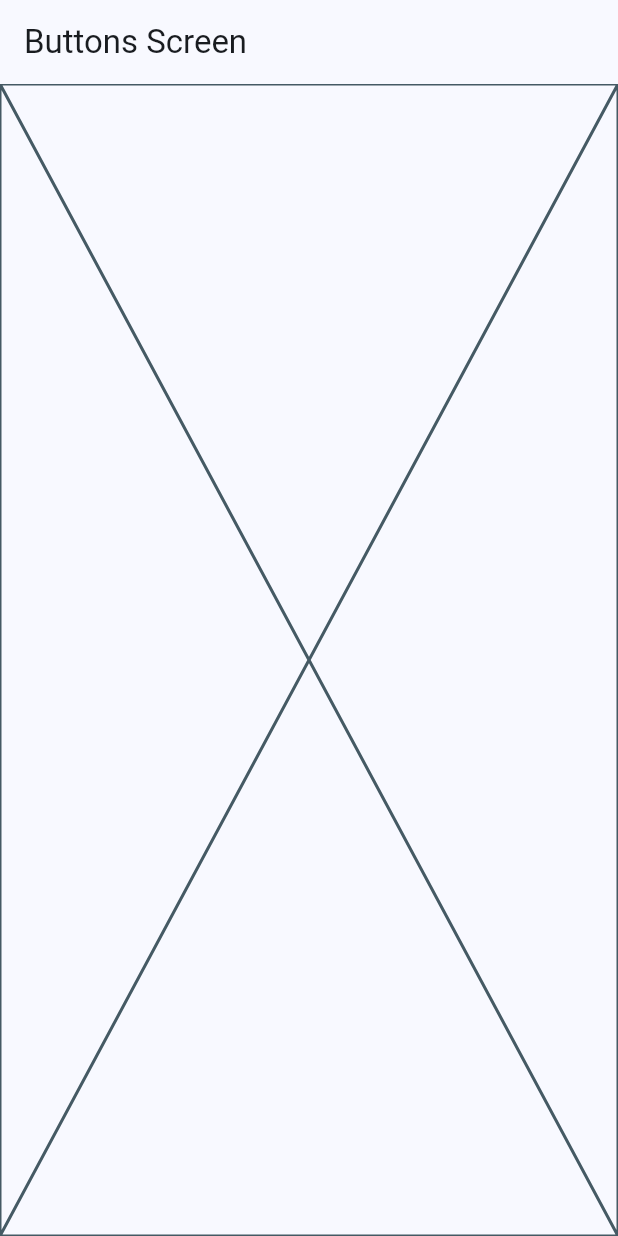
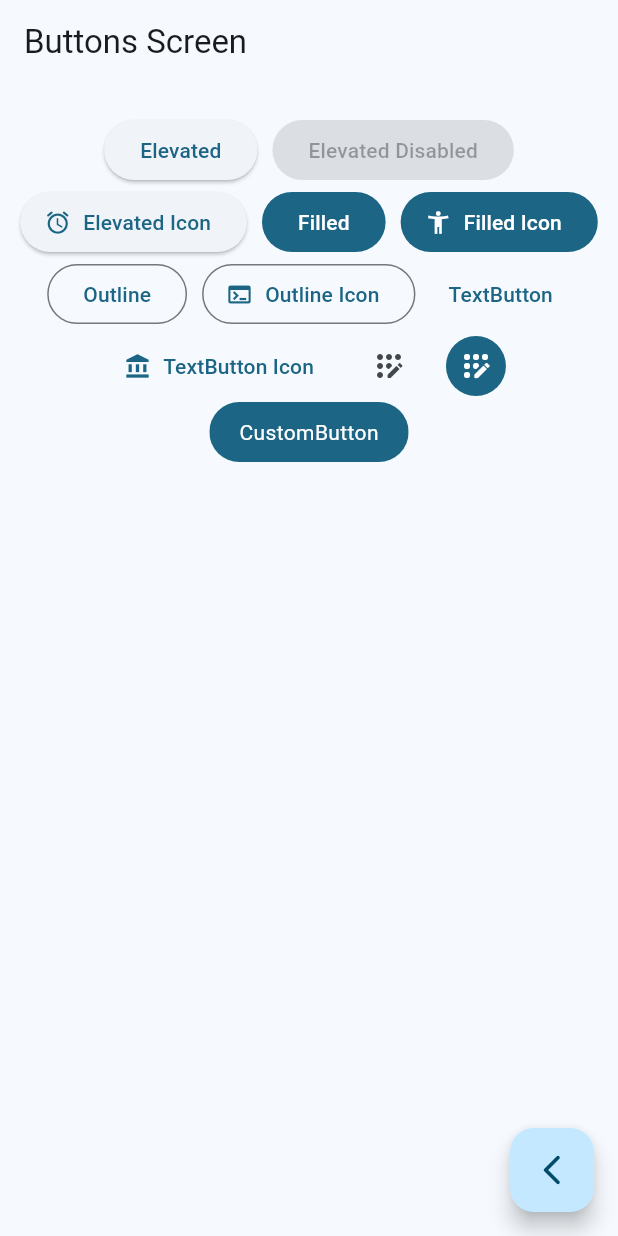
Before and after one commit to JosanFM/Personal_Widgets_Catalogue, a Flutter app: the ButtonsScreen screen opened by its route, on a phone screen of 412 x 824 dp. Run offline on Flutter 3.47's test engine with Material 3 defaults, Android fonts, the phone set to English and light mode, and no system bars; our stand-ins replace go_router.

Commit message:
Button screen finished

```diff
--- a/lib/config/theme/app_theme.dart
+++ b/lib/config/theme/app_theme.dart
@@ -1,7 +1,7 @@
 import 'package:flutter/material.dart';
 
 const colorList = <Color>[
-  Colors.blue,
+  Colors.lightBlueAccent,
   Colors.teal,
   Colors.green,
   Colors.red,
@@ -19,8 +19,10 @@ class AppTheme {
   final int selectedColor;
 
   AppTheme({
-    this.selectedColor = 1
-  });
+    this.selectedColor = 0
+  }): assert( selectedColor >= 0, 'Selected color must be greater then 0' ),
+      assert( selectedColor < colorList.length,
+        'Selected color must be less or equal than ${ colorList.length - 1 }');
 
   ThemeData getTheme() => ThemeData(
     useMaterial3: true,
--- a/lib/presentation/screens/buttons/buttons_screen.dart
+++ b/lib/presentation/screens/buttons/buttons_screen.dart
@@ -1,7 +1,7 @@
 import 'package:flutter/material.dart';
+import 'package:go_router/go_router.dart';
 
 class ButtonsScreen extends StatelessWidget {
-
   static const String name = 'buttons_screen';
 
   const ButtonsScreen({super.key});
@@ -9,10 +9,105 @@ class ButtonsScreen extends StatelessWidget {
   @override
   Widget build(BuildContext context) {
     return Scaffold(
-      appBar: AppBar(
-        title: const Text('Buttons Screen'),
+      appBar: AppBar(title: const Text('Buttons Screen')),
+      body: const _ButtonsView(),
+      floatingActionButton: FloatingActionButton(
+        child: const Icon(Icons.arrow_back_ios_new_rounded),
+        onPressed: () {
+          context.pop();
+        },
       ),
-      body: const Placeholder(),
     );
   }
 }
+
+class _ButtonsView extends StatelessWidget {
+  const _ButtonsView();
+
+  @override
+  Widget build(BuildContext context) {
+
+    final colors = Theme.of(context).colorScheme;
+
+    return SizedBox(
+      width: double.infinity,
+      child: Padding(
+        padding: const EdgeInsets.symmetric(horizontal: 10, vertical: 20),
+        child: Wrap(
+          spacing: 10,
+          crossAxisAlignment: WrapCrossAlignment.center,
+          alignment: WrapAlignment.center,
+
+          children: [
+            ElevatedButton(onPressed: () {}, child: const Text('Elevated')),
+            ElevatedButton(
+              onPressed: null,
+              child: const Text('Elevated Disabled'),
+            ), // como el anterior pero desabilitado ( no se puede presionar)
+
+            ElevatedButton.icon(
+              onPressed: () {},
+              label: Text('Elevated Icon'),
+              icon: Icon(Icons.access_alarm_rounded),
+            ),
+
+            FilledButton(onPressed: () {}, child: const Text('Filled')),
+            FilledButton.icon(onPressed: () {}, icon: const Icon(Icons.accessibility_new), label: const Text('Filled Icon'),),
+
+            OutlinedButton(onPressed: (){}, child: const Text('Outline')),
+            OutlinedButton.icon(onPressed: (){},label: const Text('Outline Icon'), icon: Icon(Icons.terminal), ),
+
+            TextButton(onPressed: (){}, child: const Text('TextButton')),
+            TextButton.icon(onPressed: (){}, label: Text('TextButton Icon'), icon: Icon(Icons.account_balance),),
+
+            IconButton(onPressed: (){}, icon: Icon(Icons.app_registration_rounded)),
+            IconButton(
+              onPressed: (){},
+              icon: Icon(Icons.app_registration_rounded),
+              style: ButtonStyle(
+                backgroundColor: WidgetStatePropertyAll(colors.primary),
+                iconColor: const WidgetStatePropertyAll(Colors.white),
+                ) ,
+
+              ),
+
+              //Button personalizado:
+            CustomButton(),
+
+
+
+          ],
+        ),
+      ),
+    );
+  }
+}
+
+
+// Crear un button personalizado
+
+class CustomButton extends StatelessWidget {
+
+  const CustomButton({super.key});
+
+  @override
+  Widget build(BuildContext context) {
+
+    final colors = Theme.of(context).colorScheme;
+
+    return ClipRRect(
+      borderRadius: BorderRadius.circular(20) ,
+      child: Material(
+        color: colors.primary,
+        child: InkWell(
+          splashColor: Colors.red,
+          onTap: (){},
+          child: Padding(
+            padding: const EdgeInsets.symmetric(horizontal: 20, vertical: 10),
+            child: Text('CustomButton', style: TextStyle(color: Colors.white) ,)
+            ),
+        ),
+      ),
+    );
+  }
+}
--- a/lib/presentation/screens/home/home_screen.dart
+++ b/lib/presentation/screens/home/home_screen.dart
@@ -1,7 +1,7 @@
 import 'package:flutter/material.dart';
 import 'package:go_router/go_router.dart';
 import 'package:widgets_app/config/manu/manu_items.dart';
-import 'package:widgets_app/presentation/screens/cards/cards_screen.dart';
+
 
 
 
```
